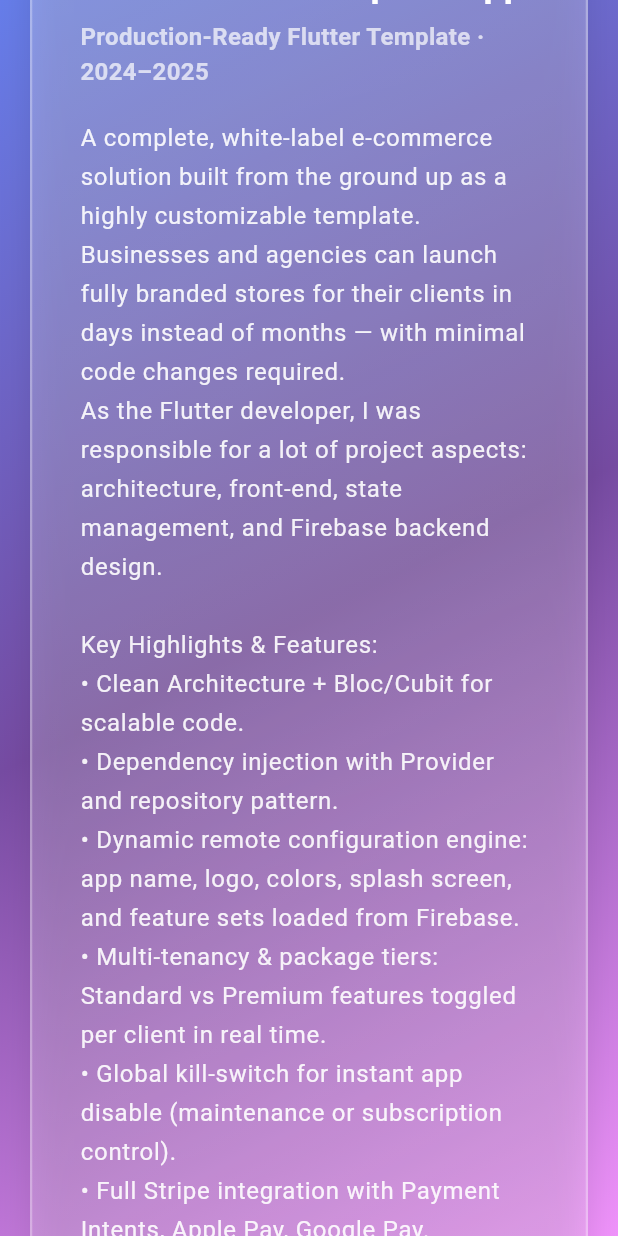
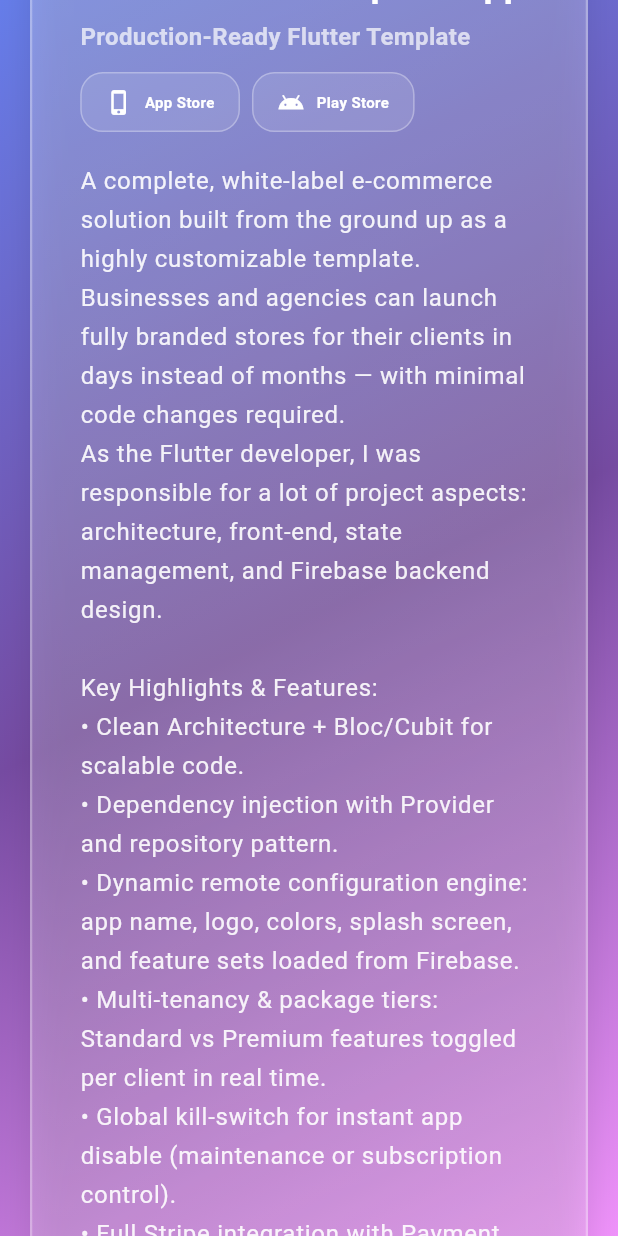
Before and after one commit to SamarKhalid/Portfolio, a Flutter app: the screen it shows after launch, scrolled down 3456 dp, on a phone screen of 412 x 824 dp. Run offline on Flutter 3.47's test engine with Material 3 defaults, Android fonts, the light colour scheme and no system bars; our stand-ins replace google_fonts, video_player.

Commit message:
stores buttons

```diff
--- a/lib/constants/app_constants.dart
+++ b/lib/constants/app_constants.dart
@@ -26,7 +26,7 @@ Core Features:
     },
     {
       "title": "E-Commerce Template App",
-      "subtitle": "Production-Ready Flutter Template · 2024–2025",
+      "subtitle": "Production-Ready Flutter Template",
       "videoPath": "assets/videos/e-commerce.mp4",
       "description": """
 A complete, white-label e-commerce solution built from the ground up as a highly customizable template. Businesses and agencies can launch fully branded stores for their clients in days instead of months — with minimal code changes required.
@@ -46,6 +46,9 @@ Key Highlights & Features:
 • Built-in loyalty system: progress points, tiers, and voucher redemption.
 • Responsive design across phones, tablets.
 """,
+      "appStoreLink": "https://apps.apple.com/us/app/arqana/id6757395604",
+      "playStoreLink":
+          "https://play.google.com/store/apps/details?id=com.qahwa.store&hl=en",
     },
     {
       "title": "Note Taker – Vehicle Testing Tool for tablets",
--- a/lib/views/project_section.dart
+++ b/lib/views/project_section.dart
@@ -50,6 +50,8 @@ class ProjectsSection extends StatelessWidget {
               subtitle: p["subtitle"],
               videoPath: p["videoPath"],
               description: p["description"],
+              appStoreLink: p["appStoreLink"],
+              playStoreLink: p["playStoreLink"],
             );
           }).toList(),
           if (AppConstants.moreProjects.isNotEmpty) ...[
--- a/lib/widgets/project_card.dart
+++ b/lib/widgets/project_card.dart
@@ -1,5 +1,6 @@
 import 'package:flutter/foundation.dart';
 import 'package:flutter/material.dart';
+import 'package:url_launcher/url_launcher.dart';
 import 'package:video_player/video_player.dart';
 
 class ProjectCard extends StatefulWidget {
@@ -7,6 +8,8 @@ class ProjectCard extends StatefulWidget {
   final String subtitle;
   final String description;
   final String videoPath;
+  final String? appStoreLink;
+  final String? playStoreLink;
 
   const ProjectCard({
     super.key,
@@ -14,6 +17,8 @@ class ProjectCard extends StatefulWidget {
     required this.subtitle,
     required this.description,
     required this.videoPath,
+    this.appStoreLink,
+    this.playStoreLink,
   });
 
   @override
@@ -147,7 +152,9 @@ class _ProjectCardState extends State<ProjectCard> {
             color: Colors.white,
           ),
         ),
+
         const SizedBox(height: 8),
+
         Text(
           widget.subtitle,
           style: const TextStyle(
@@ -156,6 +163,29 @@ class _ProjectCardState extends State<ProjectCard> {
             fontSize: 16,
           ),
         ),
+        if (widget.appStoreLink != null || widget.playStoreLink != null) ...[
+          const SizedBox(height: 12),
+          Wrap(
+            spacing: 8,
+            runSpacing: 8,
+            children: [
+              if (widget.appStoreLink != null &&
+                  widget.appStoreLink!.isNotEmpty)
+                _buildStoreButton(
+                  icon: Icons.phone_iphone,
+                  label: "App Store",
+                  url: widget.appStoreLink!,
+                ),
+              if (widget.playStoreLink != null &&
+                  widget.playStoreLink!.isNotEmpty)
+                _buildStoreButton(
+                  icon: Icons.android,
+                  label: "Play Store",
+                  url: widget.playStoreLink!,
+                ),
+            ],
+          ),
+        ],
         const SizedBox(height: 20),
         Text(
           widget.description.trim(),
@@ -165,6 +195,40 @@ class _ProjectCardState extends State<ProjectCard> {
           ),
         ),
       ],
+    );
+  }
+
+  Widget _buildStoreButton({
+    required IconData icon,
+    required String label,
+    required String url,
+  }) {
+    return InkWell(
+      onTap: () => launchUrl(Uri.parse(url)),
+      borderRadius: BorderRadius.circular(15),
+      child: Container(
+        padding: const EdgeInsets.symmetric(horizontal: 16, vertical: 10),
+        decoration: BoxDecoration(
+          borderRadius: BorderRadius.circular(15),
+          border: Border.all(color: Colors.white.withOpacity(0.3)),
+          color: Colors.white.withOpacity(0.1),
+        ),
+        child: Row(
+          mainAxisSize: MainAxisSize.min,
+          children: [
+            Icon(icon, color: Colors.white, size: 18),
+            const SizedBox(width: 8),
+            Text(
+              label,
+              style: const TextStyle(
+                color: Colors.white,
+                fontWeight: FontWeight.w600,
+                fontSize: 10,
+              ),
+            ),
+          ],
+        ),
+      ),
     );
   }
 
```
Also changed, not shown: 1 other file.
